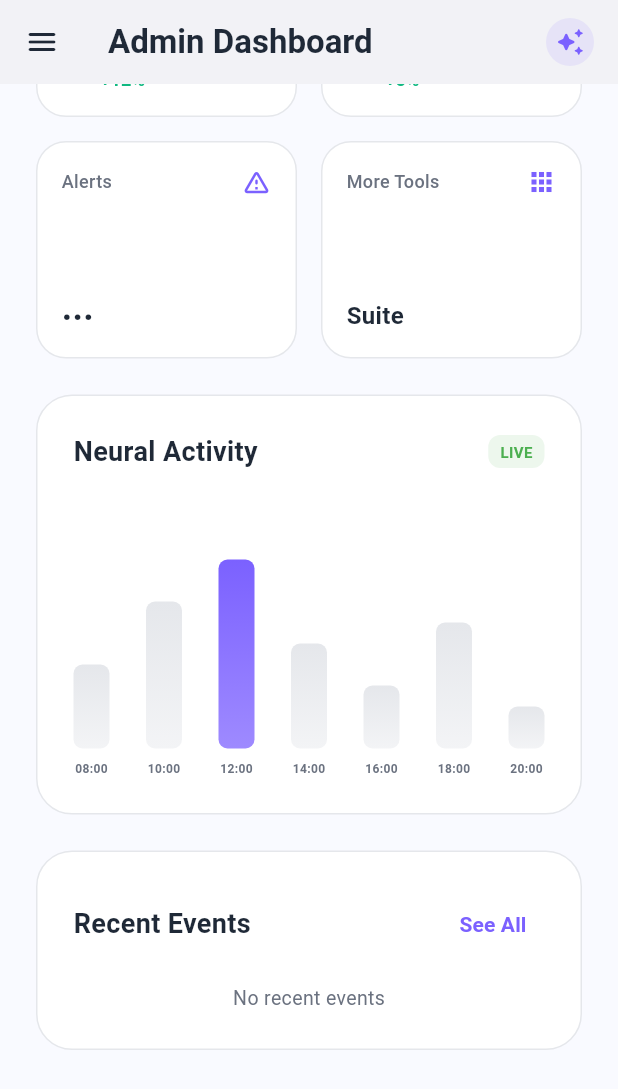
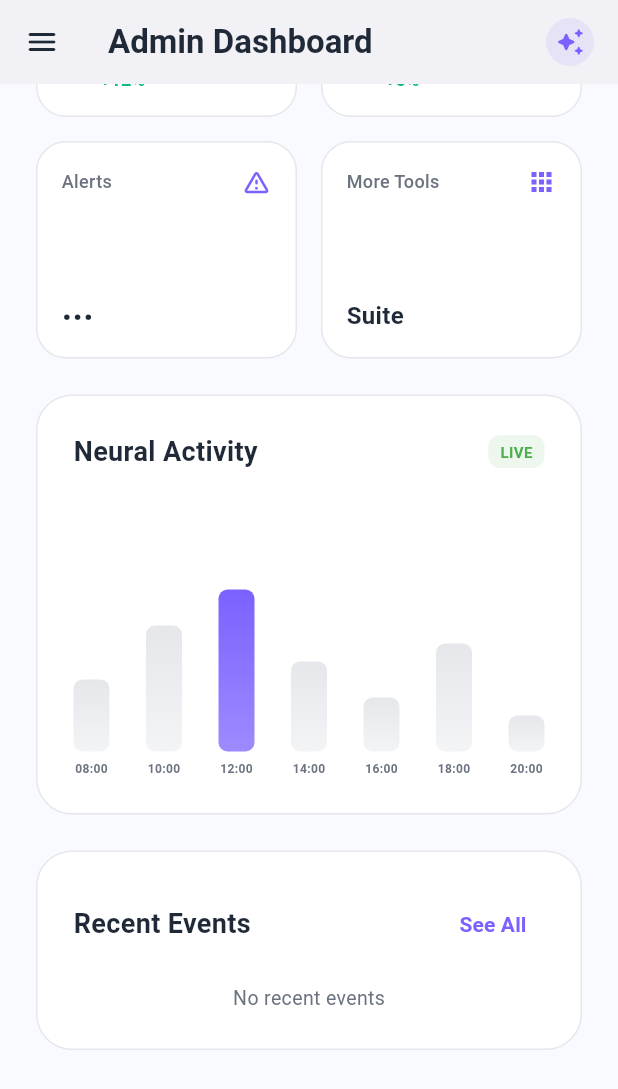
Before and after one commit to ddaayyaa/sentinel-pro, a Flutter app: the AdminDashboardScreen screen opened by its route, scrolled down 436 dp, on a phone screen of 412 x 824 dp. Shown: the top 1089 px of the screen. Run offline on Flutter 3.47's test engine with Material 3 defaults, Android fonts, the phone set to English and light mode, and no system bars; drawn by our look-alikes of flutter_animate; our stand-ins replace cached_network_image, camera, connectivity_plus, dio, flutter_local_notifications, flutter_secure_storage and 7 more; accounts and stored records are empty; network calls fail.

Commit message:
SENTINEL PRO: Optimized Neural Activity chart layout to prevent UI overflow on mobile devices

```diff
--- a/flutter_app/lib/screens/admin/admin_dashboard_screen.dart
+++ b/flutter_app/lib/screens/admin/admin_dashboard_screen.dart
@@ -295,7 +295,7 @@ class _AdminDashboardScreenState extends State<AdminDashboardScreen> {
       children: [
         Container(
           width: 24,
-          height: 140 * heightFactor,
+          height: (120 * heightFactor).clamp(4.0, 120.0), // Reduced base height from 140 to 120
           decoration: BoxDecoration(
             gradient: LinearGradient(
               begin: Alignment.topCenter,
@@ -307,7 +307,7 @@ class _AdminDashboardScreenState extends State<AdminDashboardScreen> {
             borderRadius: BorderRadius.circular(6),
           ),
         ),
-        const SizedBox(height: 8),
+        const SizedBox(height: 6), // Reduced from 8 to 6
         Text(label, style: const TextStyle(fontSize: 8, color: AppTheme.textLight, fontWeight: FontWeight.bold)),
       ],
     );
```
